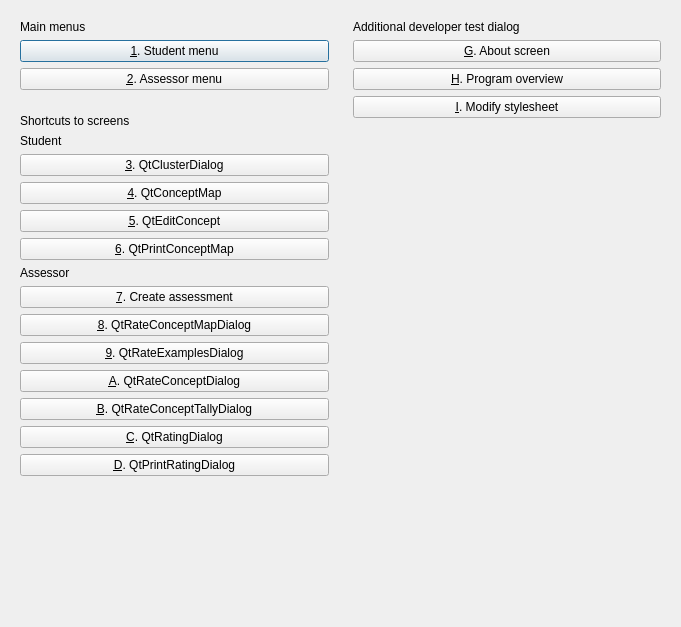
Old version of the form qtbrainweavermenudialog.ui in the repository richelbilderbeek/BrainWeaver.
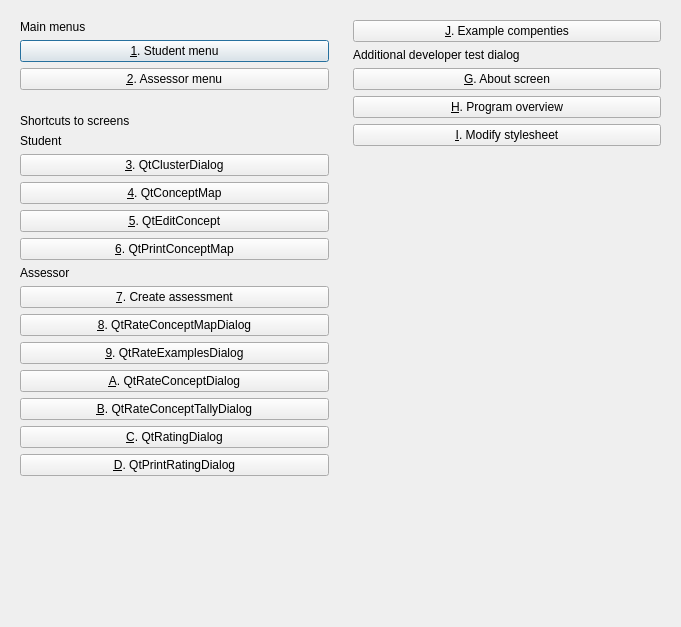
New version of the form. Icons and pictures are not drawn.

Commit message: QtDisplay().CreateTalliedExamplesWidget creates a widget for the tallied examples

```diff
--- a/qtbrainweavermenudialog.ui
+++ b/qtbrainweavermenudialog.ui
@@ -51,6 +51,13 @@
    <item row="0" column="1" rowspan="2">
     <widget class="QWidget" name="widget_debug_2" native="true">
      <layout class="QVBoxLayout" name="verticalLayout_2">
+      <item>
+       <widget class="QPushButton" name="label_example_competencies">
+        <property name="text">
+         <string>&amp;J. Example compenties</string>
+        </property>
+       </widget>
+      </item>
       <item>
        <widget class="QLabel" name="label_additional_screens">
         <property name="text">
```
The commit also changes 9 other files.
